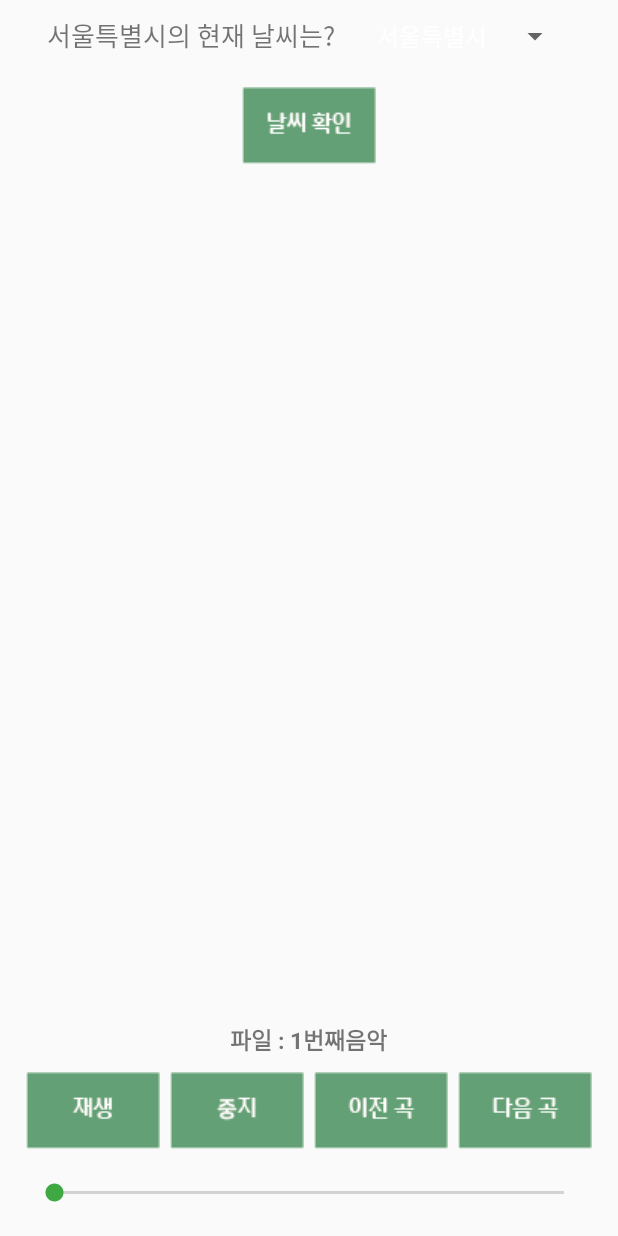
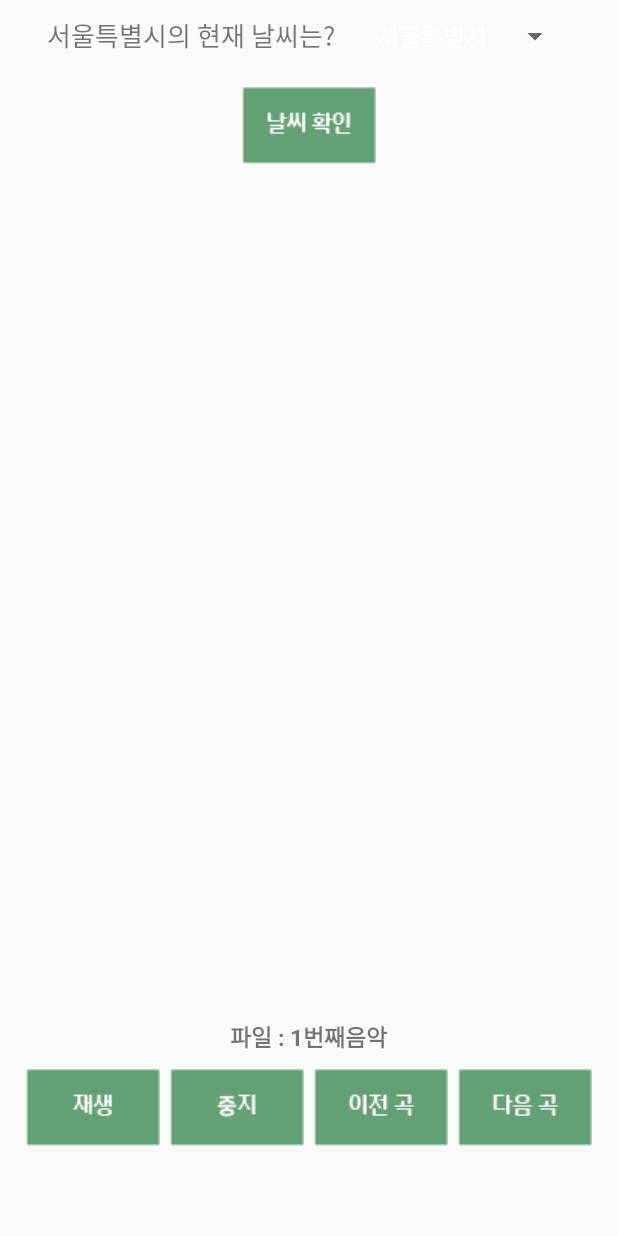
Before and after one commit to funny0601/FinalHHProject, an Android app: the tab3 screen opened directly, with no data from a screen before it, after a tap on an icon or button, on a phone screen of 412 x 824 dp. Run offline under Robolectric (Android 15) with nearby library versions, the phone set to English and light mode, and no system bars.

Commit message:
tab3 시크바없앤 최종기능

```diff
--- a/app/src/main/java/com/example/seyoung/finalhhproject/tab3.java
+++ b/app/src/main/java/com/example/seyoung/finalhhproject/tab3.java
@@ -15,6 +15,7 @@ import android.widget.ArrayAdapter;
 import android.widget.Button;
 import android.widget.ImageButton;
 import android.widget.ListView;
+import android.widget.ProgressBar;
 import android.widget.SeekBar;
 import android.widget.Spinner;
 import android.widget.TextView;
@@ -54,8 +55,6 @@ public class tab3 extends Activity {
 
     TextView mFileName;
 
-    SeekBar mProgress;
-    boolean wasPlaying;
 
 
     //여기부터는 위에 날씨뜨게 하는것
@@ -77,6 +76,14 @@ public class tab3 extends Activity {
         super.onCreate(savedInstanceState);
 
         setContentView(R.layout.tab3_frame);
+
+
+
+
+
+
+
+
 
         weathertv = (TextView) findViewById(R.id.weathertv);
 
@@ -202,11 +209,13 @@ public class tab3 extends Activity {
 
         mFileName = (TextView) findViewById(R.id.filename);
 
-        mProgress = (SeekBar) findViewById(R.id.mProgress);
+       // mProgress = (SeekBar) findViewById(R.id.mProgress);
 
         // mProgress.setOnSeekBarChangeListener(mOnSeek);
 
         //  mProgressHandler.sendEmptyMessageDelayed(0, 200);
+
+
 
 
         songs = new int[3];
@@ -230,35 +239,6 @@ public class tab3 extends Activity {
                 mp.start();
 
 
-                mProgress.setMax(mp.getDuration()); //음악의 총길이를 가져와 sb의 길이로 만든다.
-
-                mProgress.setOnSeekBarChangeListener(new SeekBar.OnSeekBarChangeListener() {
-                    @Override
-                    public void onProgressChanged(SeekBar seekBar, int i, boolean b) {
-                        if (b) { //3번째로 넘어오는 값 b는 사용자가 움직여서 값이 변하면 true, setProgress등으로 움직이면 false
-                            mp.seekTo(i); //재생위치 변경해주기
-                        }
-                    }
-
-                    @Override
-                    public void onStartTrackingTouch(SeekBar seekBar) {
-                        while (mp.isPlaying()) {
-
-                            try {
-                                Thread.sleep(1000);
-                            } catch (InterruptedException e) {
-                                e.printStackTrace();
-                            }
-                            mProgress.setProgress(mp.getCurrentPosition());
-
-                        }
-                    }
-
-                    @Override
-                    public void onStopTrackingTouch(SeekBar seekBar) {
-
-                    }
-                });
 
 
             }
@@ -267,16 +247,8 @@ public class tab3 extends Activity {
         btn2.setOnClickListener(new View.OnClickListener() {
             @Override
             public void onClick(View v) {
-                //playing=0;
-                //if( mp!=null ) {
-                //     mp.stop(); // 혹은 pause
-                // }
-                // mp = MediaPlayer.create(tab3.this, songs[ playing ]);
+
                 mp.stop();
-                //mp.seekTo(0); //0으로 재생위치변경
-
-                // btn.setText(R.string.start);
-                mProgress.setProgress(0);
 
 
             }
--- a/app/src/main/res/layout/tab3_frame.xml
+++ b/app/src/main/res/layout/tab3_frame.xml
@@ -73,6 +73,7 @@
     <LinearLayout
         android:layout_width="match_parent"
         android:gravity="center_horizontal"
+        android:layout_marginBottom="60dp"
         android:layout_height="wrap_content">
 
         <ImageButton
@@ -110,10 +111,6 @@
 
     </LinearLayout>
 
-    <SeekBar
-        android:layout_width="match_parent"
-        android:layout_margin="20dp"
-        android:layout_height="wrap_content"
-        android:id="@+id/mProgress"/>
+
 
 </LinearLayout>
```
